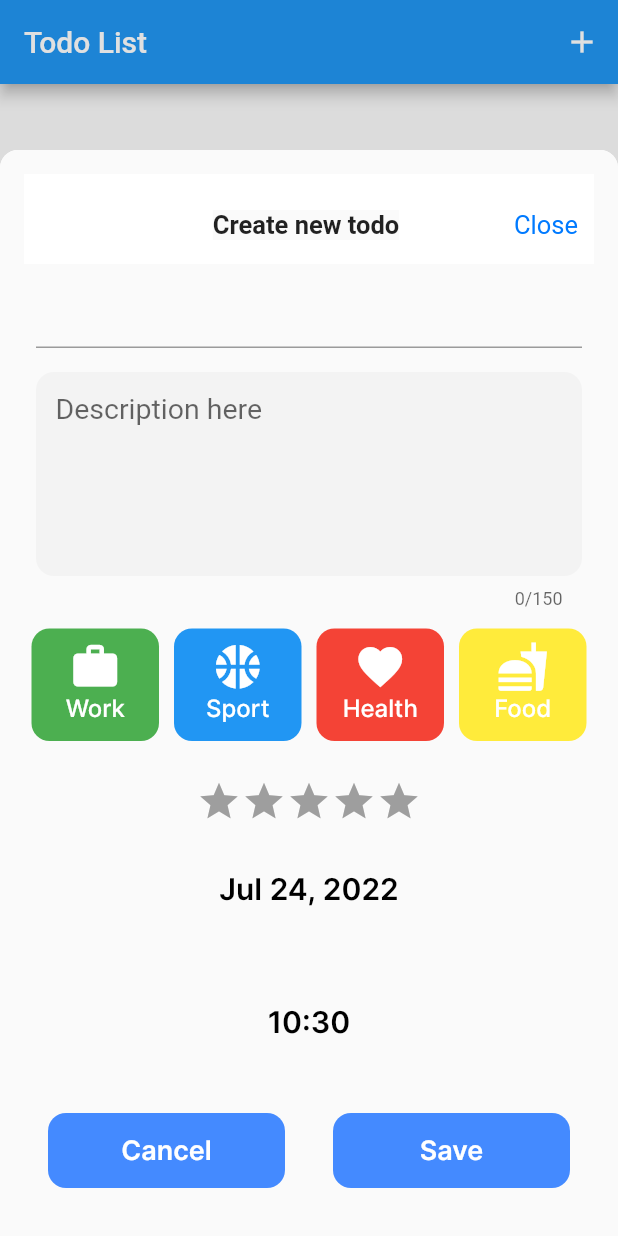
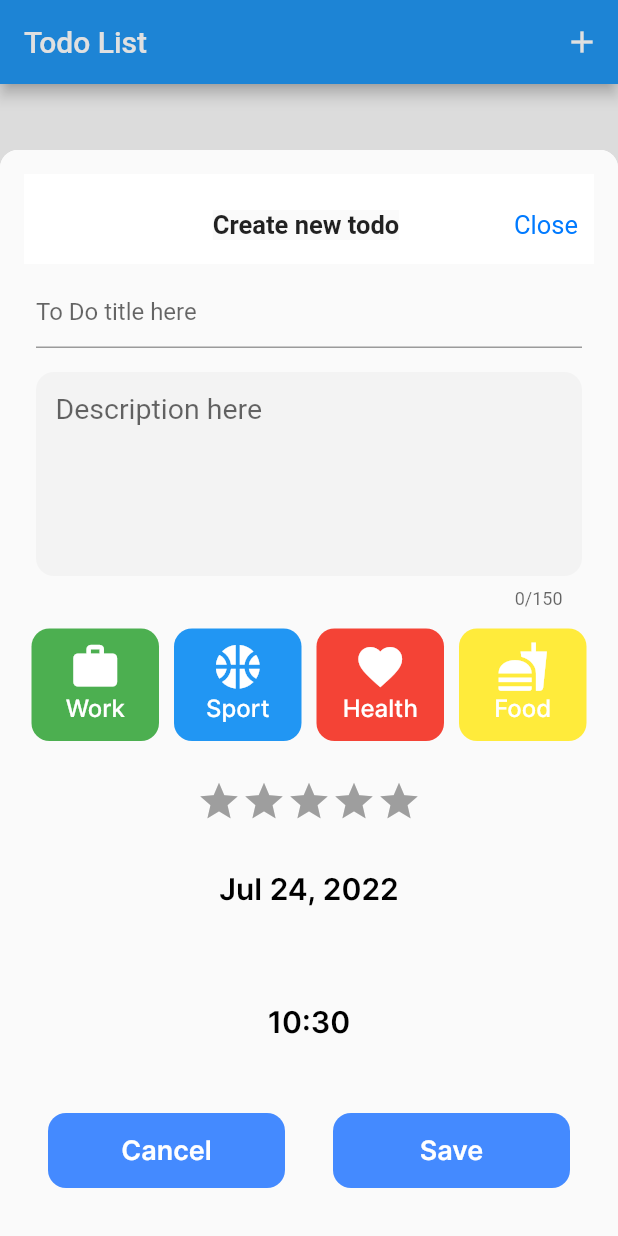
Before and after one commit to Abdusamad98/my_todo_app, a Flutter app: the ToDoListScreen screen opened directly, after a tap on "Finished:", after a tap on the "add" icon, on a phone screen of 412 x 824 dp. Run offline on Flutter 3.47's test engine with Material 2 defaults, Android fonts, the phone set to English and light mode, and no system bars; our stand-ins replace easy_localization, flutter_svg, fluttertoast, image_picker, modal_bottom_sheet and 1 more; missing offline and left inert: dart:ffi; accounts and stored records are empty.

Commit message:
added new changes

```diff
--- a/lib/data/my_repository.dart
+++ b/lib/data/my_repository.dart
@@ -47,7 +47,7 @@ class MyRepository {
   static List<TodoModel> myTodos = [
     TodoModel(
       categoryId: 5,
-      dateTime: "24/07/2022",
+      dateTime: "2022-07-28 21:50:32.557848",
       isDone: false,
       todoDescription:
           "Learning SQL database requests, Yaxshilab o'rganishim kerak, darsga tayyorlanib borishim shart, Men ikkichi emasman!",
@@ -56,7 +56,7 @@ class MyRepository {
     ),
     TodoModel(
       categoryId: 1,
-      dateTime: "26/07/2022",
+      dateTime: "2022-07-26 21:50:32.557848",
       isDone: true,
       todoDescription: "Mettingda qatnashishim kerak",
       todoTitle: "Work",
@@ -64,8 +64,12 @@ class MyRepository {
     )
   ];
 
-  static void addTodoToDone(int index) {
-    myTodos[index].isDone = true;
+  static void addTodoToDone(TodoModel todoModel) {
+    for (int i = 0; i < myTodos.length; i++) {
+      if (myTodos[i] == todoModel) {
+        myTodos[i].isDone = true;
+      }
+    }
   }
 
   static void addNewTodo({required TodoModel todoModel}) {
--- a/lib/presentation/tabs/todo_list/todo_list_screen.dart
+++ b/lib/presentation/tabs/todo_list/todo_list_screen.dart
@@ -119,6 +119,9 @@ class _ToDoListScreenState extends State<ToDoListScreen> {
                                     padding: const EdgeInsets.all(8),
                                     child: TextField(
                                       controller: titleController,
+                                      decoration: const InputDecoration(
+                                        hintText: "To Do title here"
+                                      ),
                                     ),
                                   ),
                                   Padding(
@@ -281,8 +284,8 @@ class _ToDoListScreenState extends State<ToDoListScreen> {
               isDone: false,
               onTap: () {
                 setState(() {
+                  MyRepository.addTodoToDone(myTodos[index]);
                   myTodos.removeAt(index);
-                  MyRepository.addTodoToDone(index);
                 });
               });
         }),
--- a/lib/presentation/tabs/todo_list/widgets/todos_item.dart
+++ b/lib/presentation/tabs/todo_list/widgets/todos_item.dart
@@ -1,3 +1,4 @@
+import 'package:easy_localization/easy_localization.dart';
 import 'package:flutter/material.dart';
 import 'package:my_todo_app/models/category_model.dart';
 import 'package:my_todo_app/models/todo_model.dart';
@@ -106,7 +107,7 @@ class TodosItem extends StatelessWidget {
             mainAxisAlignment: MainAxisAlignment.spaceBetween,
             children: [
               const Text("Deadline:"),
-              Text(toDo.dateTime),
+              Text(DateFormat("yy-MM-dd").format(DateTime.parse(toDo.dateTime))),
             ],
           ),
           TextButton(
```
